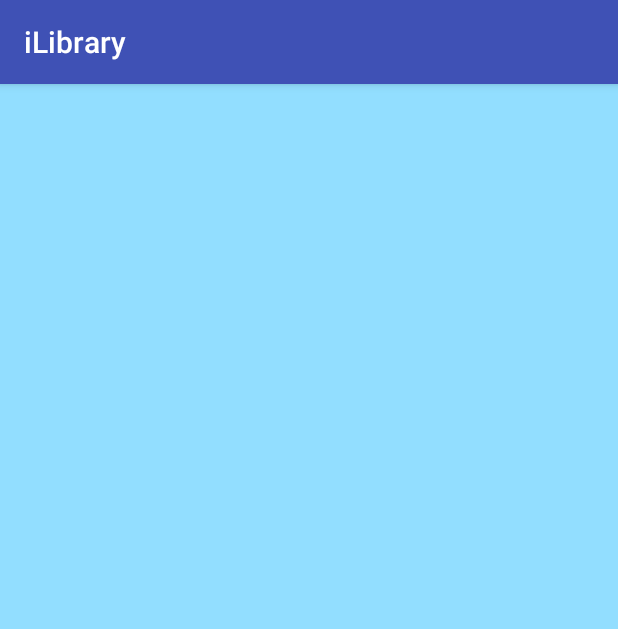
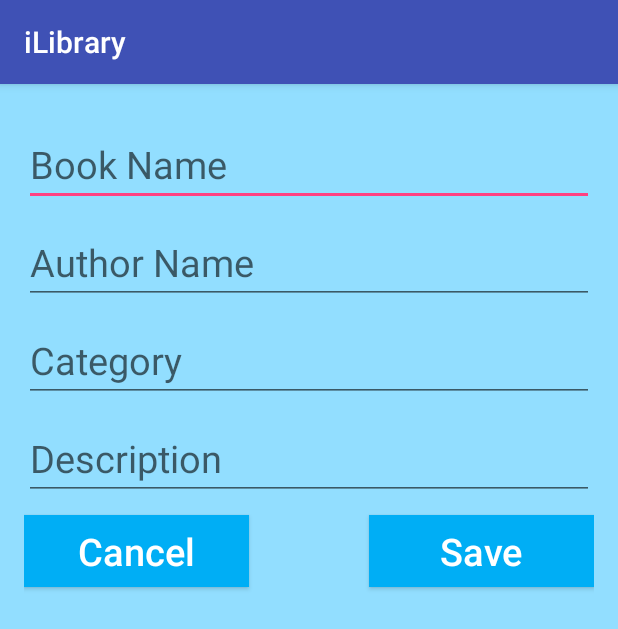
Before and after one commit to mknishad/i-library, an Android app: the AddBookActivity screen opened directly, with no data from a screen before it, on a phone screen of 412 x 824 dp. Shown: the top 629 px of the screen. Run offline under Robolectric (Android 15) with nearby library versions, the phone set to English and light mode, and no system bars.

Commit message:
add books activity coding done

```diff
--- a/app/src/main/java/com/elitedevelopers/ilibrary/activities/AddBookActivity.java
+++ b/app/src/main/java/com/elitedevelopers/ilibrary/activities/AddBookActivity.java
@@ -2,14 +2,62 @@ package com.elitedevelopers.ilibrary.activities;
 
 import android.support.v7.app.AppCompatActivity;
 import android.os.Bundle;
+import android.view.View;
+import android.widget.EditText;
+import android.widget.Toast;
 
 import com.elitedevelopers.ilibrary.R;
+import com.elitedevelopers.ilibrary.database.BooksDataSource;
+import com.elitedevelopers.ilibrary.model.Book;
 
 public class AddBookActivity extends AppCompatActivity {
+
+    EditText etBookName;
+    EditText etAuthorName;
+    EditText etCategory;
+    EditText etDescription;
+    Book book;      // book to save
+    BooksDataSource booksDataSource;    // for database operation
 
     @Override
     protected void onCreate(Bundle savedInstanceState) {
         super.onCreate(savedInstanceState);
         setContentView(R.layout.activity_add_book);
+
+        // initialise the variables
+        etBookName = (EditText) findViewById(R.id.etBookName);
+        etAuthorName = (EditText) findViewById(R.id.etAuthorName);
+        etCategory = (EditText) findViewById(R.id.etCategory);
+        etDescription = (EditText) findViewById(R.id.etDescription);
+        booksDataSource = new BooksDataSource(this);
+    }
+
+    // cancel button action
+    public void gotoPreviousActivity(View view) {
+        this.finish();
+    }
+
+    // save button action
+    public void saveData(View view) {
+        // check if the input fields are empty or not
+        if (!etBookName.equals("") && !etAuthorName.equals("") && !etCategory.equals("") && !etDescription.equals("")) {
+            // if input fields are not empty collect the inputs
+            String bookName = etBookName.getText().toString();
+            String authorName = etAuthorName.getText().toString();
+            String category = etCategory.getText().toString();
+            String description = etDescription.getText().toString();
+            // make a new book with the inputs
+            book = new Book(bookName, authorName, category, description);
+            // add book to database
+            boolean saved = booksDataSource.addBook(book);
+            if (saved) {
+                Toast.makeText(AddBookActivity.this, bookName + " saved successfully!", Toast.LENGTH_SHORT).show();
+                this.finish();
+            } else {
+                Toast.makeText(AddBookActivity.this, bookName + " was not saved!", Toast.LENGTH_SHORT).show();
+            }
+        } else {
+            Toast.makeText(this, "Enter information properly", Toast.LENGTH_SHORT).show();
+        }
     }
 }
--- a/app/src/main/res/layout/activity_add_book.xml
+++ b/app/src/main/res/layout/activity_add_book.xml
@@ -10,4 +10,67 @@
     android:background="@color/colorAppMain"
     tools:context=".activities.AddBookActivity">
 
+    <EditText
+        android:id="@+id/etBookName"
+        android:hint="@string/book_name"
+        android:layout_marginTop="10dp"
+        android:textSize="25sp"
+        android:layout_width="match_parent"
+        android:layout_height="wrap_content" />
+
+    <EditText
+        android:id="@+id/etAuthorName"
+        android:layout_below="@+id/etBookName"
+        android:layout_marginTop="10dp"
+        android:hint="@string/author_name"
+        android:textSize="25sp"
+        android:layout_width="match_parent"
+        android:layout_height="wrap_content" />
+
+    <EditText
+        android:id="@+id/etCategory"
+        android:layout_below="@id/etAuthorName"
+        android:layout_marginTop="10dp"
+        android:hint="@string/category"
+        android:textSize="25sp"
+        android:layout_width="match_parent"
+        android:layout_height="wrap_content" />
+
+    <EditText
+        android:id="@+id/etDescription"
+        android:layout_below="@id/etCategory"
+        android:layout_marginTop="10dp"
+        android:hint="@string/description"
+        android:textSize="25sp"
+        android:layout_width="match_parent"
+        android:layout_height="wrap_content" />
+
+    <Button
+        android:id="@+id/btnCancel"
+        android:layout_below="@+id/etDescription"
+        android:layout_marginTop="10dp"
+        android:layout_alignParentLeft="true"
+        android:text="@string/cancel"
+        android:textAllCaps="false"
+        android:textSize="25sp"
+        android:textColor="@color/colorWhite"
+        android:background="@color/colorSkyBlue"
+        android:onClick="gotoPreviousActivity"
+        android:layout_width="150dp"
+        android:layout_height="wrap_content" />
+
+    <Button
+        android:id="@+id/btnSave"
+        android:layout_below="@+id/etDescription"
+        android:layout_marginTop="10dp"
+        android:layout_alignParentRight="true"
+        android:text="@string/save"
+        android:textAllCaps="false"
+        android:textSize="25sp"
+        android:textColor="@color/colorWhite"
+        android:background="@color/colorSkyBlue"
+        android:onClick="saveData"
+        android:layout_width="150dp"
+        android:layout_height="wrap_content" />
+
 </RelativeLayout>
--- a/app/src/main/res/values/strings.xml
+++ b/app/src/main/res/values/strings.xml
@@ -10,4 +10,9 @@
     <string name="category">Category</string>
     <string name="copyright_elite_developers">©2016 Elite Developers</string>
     <string name="about">About</string>
+    <string name="book_name">Book Name</string>
+    <string name="author_name">Author Name</string>
+    <string name="description">Description</string>
+    <string name="cancel">Cancel</string>
+    <string name="save">Save</string>
 </resources>
```
